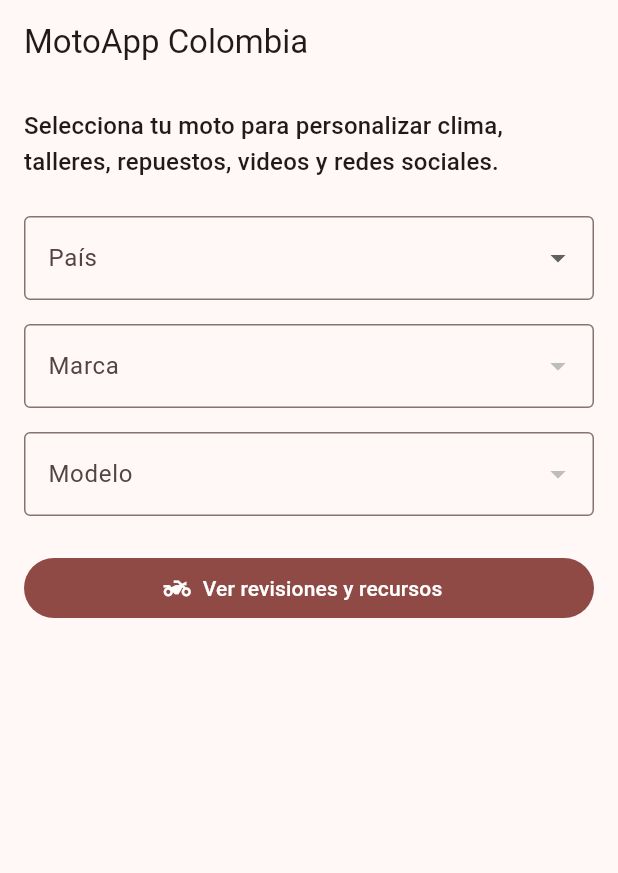
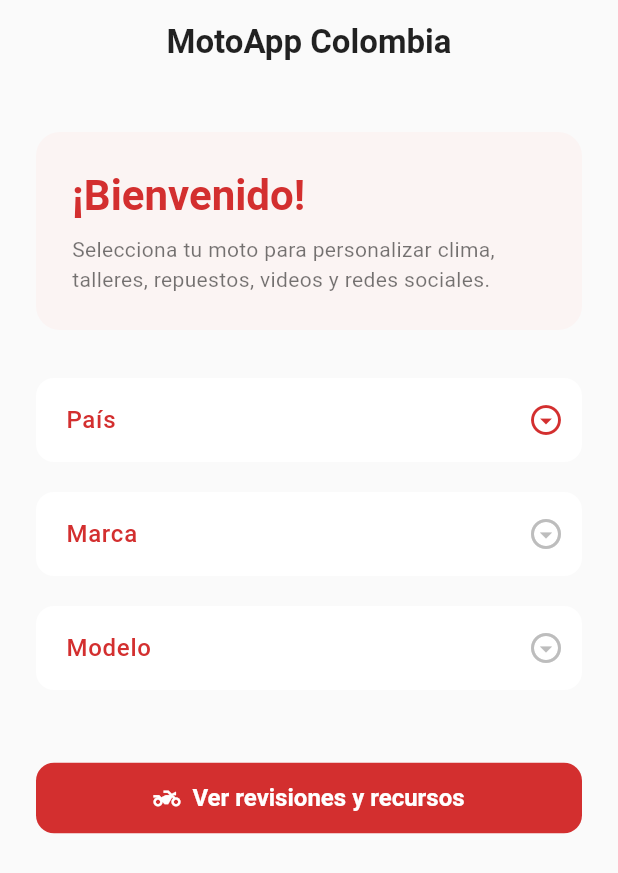
Before and after one commit to LuisSuarez89/motoapp, a Flutter app: the screen it shows after launch, on a phone screen of 412 x 824 dp. Shown: the top 873 px of the screen. Run offline on Flutter 3.47's test engine with Material 3 defaults, Android fonts, the phone set to English and light mode, and no system bars; our stand-ins replace flutter_riverpod.

Commit message:
feat: Initialize new Flutter project 'MotoApp' with core structure, theme, and initial screens.

```diff
--- /dev/null
+++ b/analysis.txt
@@ -0,0 +1,4 @@
+Analyzing motoapp...
+
+  error - The argument type 'CardTheme' can't be assigned to the parameter type 'CardThemeData?'.  - lib\theme\app_theme.dart:18:18 - argument_type_not_assignable
+   info - 'value' is deprecated and shouldn't be used. Use initialValue instead. This will set the initial value for the form field. This feature was deprecated after v3.33.0-1.0.pre - lib\widgets\modern_dropdown.dart:22:7 - deprecated_member_use
--- a/lib/main.dart
+++ b/lib/main.dart
@@ -2,6 +2,7 @@ import 'package:flutter/material.dart';
 import 'package:flutter_riverpod/flutter_riverpod.dart';
 
 import 'screens/home_screen.dart';
+import 'theme/app_theme.dart';
 
 void main() {
   runApp(const ProviderScope(child: MotoApp()));
@@ -15,10 +16,7 @@ class MotoApp extends StatelessWidget {
     return MaterialApp(
       title: 'MotoApp',
       debugShowCheckedModeBanner: false,
-      theme: ThemeData(
-        colorScheme: ColorScheme.fromSeed(seedColor: Colors.redAccent),
-        useMaterial3: true,
-      ),
+      theme: AppTheme.lightTheme,
       home: const HomeScreen(),
     );
   }
--- a/lib/screens/home_screen.dart
+++ b/lib/screens/home_screen.dart
@@ -3,6 +3,7 @@ import 'package:flutter_riverpod/flutter_riverpod.dart';
 
 import '../models/app_models.dart';
 import '../services/app_data_service.dart';
+import '../widgets/modern_dropdown.dart';
 import 'motorcycle_detail_screen.dart';
 
 class HomeScreen extends ConsumerStatefulWidget {
@@ -100,36 +101,56 @@ class _SelectionView extends StatelessWidget {
     final models = selectedBrand?.models ?? <MotorcycleModel>[];
 
     return ListView(
-      padding: const EdgeInsets.all(16),
+      padding: const EdgeInsets.symmetric(horizontal: 24, vertical: 32),
       children: [
-        Text(
-          'Selecciona tu moto para personalizar clima, talleres, repuestos, videos y redes sociales.',
-          style: Theme.of(context).textTheme.titleMedium,
+        Container(
+          padding: const EdgeInsets.all(24),
+          decoration: BoxDecoration(
+            color: Theme.of(context).colorScheme.primaryContainer.withAlpha(50),
+            borderRadius: BorderRadius.circular(16),
+          ),
+          child: Column(
+            crossAxisAlignment: CrossAxisAlignment.start,
+            children: [
+              Text(
+                '¡Bienvenido!',
+                style: Theme.of(context).textTheme.headlineMedium?.copyWith(
+                      color: Theme.of(context).colorScheme.primary,
+                    ),
+              ),
+              const SizedBox(height: 8),
+              Text(
+                'Selecciona tu moto para personalizar clima, talleres, repuestos, videos y redes sociales.',
+                style: Theme.of(context).textTheme.bodyMedium,
+              ),
+            ],
+          ),
         ),
-        const SizedBox(height: 24),
-        DropdownButtonFormField<CountryData>(
+        const SizedBox(height: 32),
+        ModernDropdown<CountryData>(
+          label: 'País',
           value: selectedCountry,
-          decoration: const InputDecoration(labelText: 'País', border: OutlineInputBorder()),
-          items: data.countries
-              .map((country) => DropdownMenuItem(value: country, child: Text(country.name)))
-              .toList(),
+          items: data.countries,
+          itemLabelBuilder: (country) => country.name,
           onChanged: onCountryChanged,
         ),
-        const SizedBox(height: 16),
-        DropdownButtonFormField<BrandData>(
+        const SizedBox(height: 20),
+        ModernDropdown<BrandData>(
+          label: 'Marca',
           value: selectedBrand,
-          decoration: const InputDecoration(labelText: 'Marca', border: OutlineInputBorder()),
-          items: brands.map((brand) => DropdownMenuItem(value: brand, child: Text(brand.name))).toList(),
+          items: brands,
+          itemLabelBuilder: (brand) => brand.name,
           onChanged: selectedCountry == null ? null : onBrandChanged,
         ),
-        const SizedBox(height: 16),
-        DropdownButtonFormField<MotorcycleModel>(
+        const SizedBox(height: 20),
+        ModernDropdown<MotorcycleModel>(
+          label: 'Modelo',
           value: selectedModel,
-          decoration: const InputDecoration(labelText: 'Modelo', border: OutlineInputBorder()),
-          items: models.map((model) => DropdownMenuItem(value: model, child: Text(model.name))).toList(),
+          items: models,
+          itemLabelBuilder: (model) => model.name,
           onChanged: selectedBrand == null ? null : onModelChanged,
         ),
-        const SizedBox(height: 24),
+        const SizedBox(height: 48),
         FilledButton.icon(
           onPressed: onContinue,
           icon: const Icon(Icons.two_wheeler),
--- /dev/null
+++ b/lib/theme/app_theme.dart
@@ -0,0 +1,62 @@
+import 'package:flutter/material.dart';
+
+class AppTheme {
+  static ThemeData get lightTheme {
+    return ThemeData(
+      useMaterial3: true,
+      colorScheme: ColorScheme.fromSeed(
+        seedColor: const Color(0xFFD32F2F), // Red accent
+        primary: const Color(0xFFD32F2F),
+        secondary: const Color(0xFF1E88E5), // Blue secondary
+        surface: Colors.grey.shade50,
+      ),
+      textTheme: const TextTheme(
+        headlineMedium: TextStyle(fontWeight: FontWeight.bold, color: Colors.black87),
+        titleMedium: TextStyle(fontWeight: FontWeight.w600, color: Colors.black87),
+        bodyMedium: TextStyle(color: Colors.black54),
+      ),
+      cardTheme: const CardThemeData(
+        elevation: 4,
+        shadowColor: Colors.black26,
+        shape: RoundedRectangleBorder(
+          borderRadius: BorderRadius.all(Radius.circular(16)),
+        ),
+        margin: EdgeInsets.only(bottom: 16),
+      ),
+      inputDecorationTheme: InputDecorationTheme(
+        filled: true,
+        fillColor: Colors.white,
+        border: OutlineInputBorder(
+          borderRadius: BorderRadius.circular(12),
+          borderSide: BorderSide.none,
+        ),
+        enabledBorder: OutlineInputBorder(
+          borderRadius: BorderRadius.circular(12),
+          borderSide: BorderSide.none,
+        ),
+        focusedBorder: OutlineInputBorder(
+          borderRadius: BorderRadius.circular(12),
+          borderSide: const BorderSide(color: Color(0xFFD32F2F), width: 2),
+        ),
+        contentPadding: const EdgeInsets.symmetric(horizontal: 16, vertical: 16),
+      ),
+      filledButtonTheme: FilledButtonThemeData(
+        style: FilledButton.styleFrom(
+          padding: const EdgeInsets.symmetric(horizontal: 24, vertical: 14),
+          shape: RoundedRectangleBorder(
+            borderRadius: BorderRadius.circular(12),
+          ),
+          textStyle: const TextStyle(fontSize: 16, fontWeight: FontWeight.w600),
+        ),
+      ),
+      appBarTheme: const AppBarTheme(
+        centerTitle: true,
+        elevation: 0,
+        backgroundColor: Colors.transparent,
+        foregroundColor: Colors.black87,
+        iconTheme: IconThemeData(color: Colors.black87),
+        titleTextStyle: TextStyle(fontSize: 22, fontWeight: FontWeight.bold, color: Colors.black87),
+      ),
+    );
+  }
+}
--- /dev/null
+++ b/lib/widgets/modern_dropdown.dart
@@ -0,0 +1,45 @@
+import 'package:flutter/material.dart';
+
+class ModernDropdown<T> extends StatelessWidget {
+  const ModernDropdown({
+    super.key,
+    required this.label,
+    required this.value,
+    required this.items,
+    required this.onChanged,
+    required this.itemLabelBuilder,
+  });
+
+  final String label;
+  final T? value;
+  final List<T> items;
+  final ValueChanged<T?>? onChanged;
+  final String Function(T) itemLabelBuilder;
+
+  @override
+  Widget build(BuildContext context) {
+    return DropdownButtonFormField<T>(
+      initialValue: value,
+      decoration: InputDecoration(
+        labelText: label,
+        labelStyle: TextStyle(
+          color: Theme.of(context).colorScheme.primary,
+          fontWeight: FontWeight.w500,
+        ),
+      ),
+      icon: const Icon(Icons.arrow_drop_down_circle_outlined),
+      iconEnabledColor: Theme.of(context).colorScheme.primary,
+      borderRadius: BorderRadius.circular(12),
+      items: items.map((item) {
+        return DropdownMenuItem<T>(
+          value: item,
+          child: Text(
+            itemLabelBuilder(item),
+            style: const TextStyle(fontWeight: FontWeight.w500),
+          ),
+        );
+      }).toList(),
+      onChanged: onChanged,
+    );
+  }
+}
```
Also changed, not shown: lib/screens/motorcycle_detail_screen.dart (+13 -87 lines), lib/widgets/review_checklist_card.dart (added, +42 -0 lines), lib/widgets/section_card.dart (added, +107 -0 lines), pubspec.lock (added), 29 other files.
